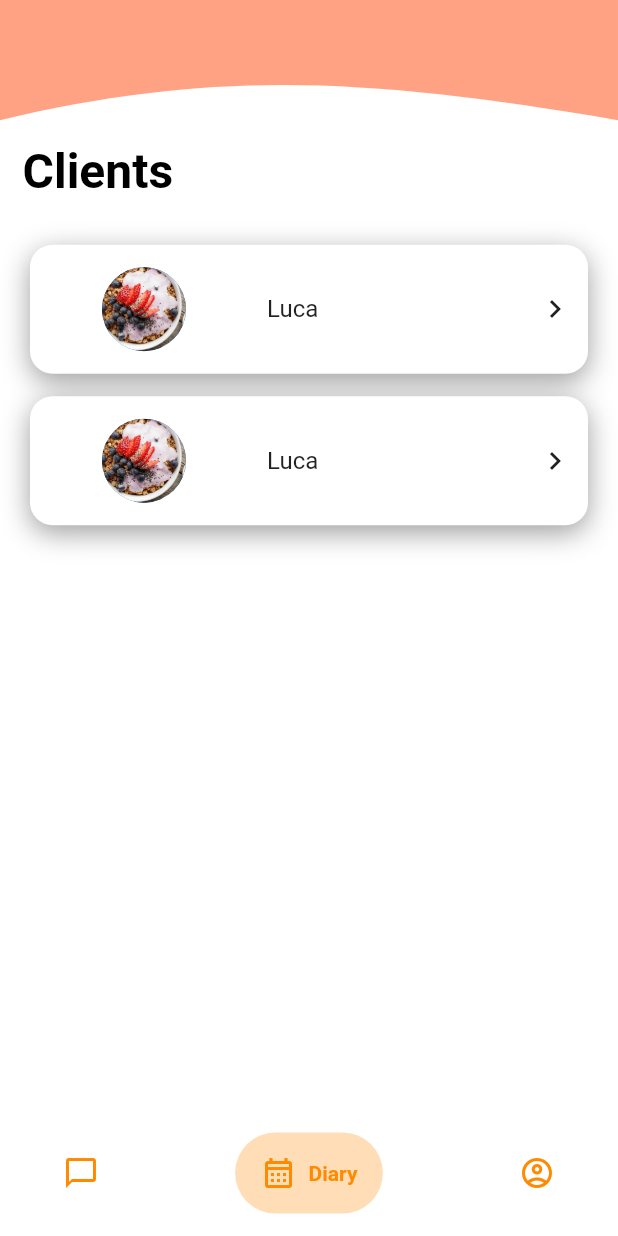
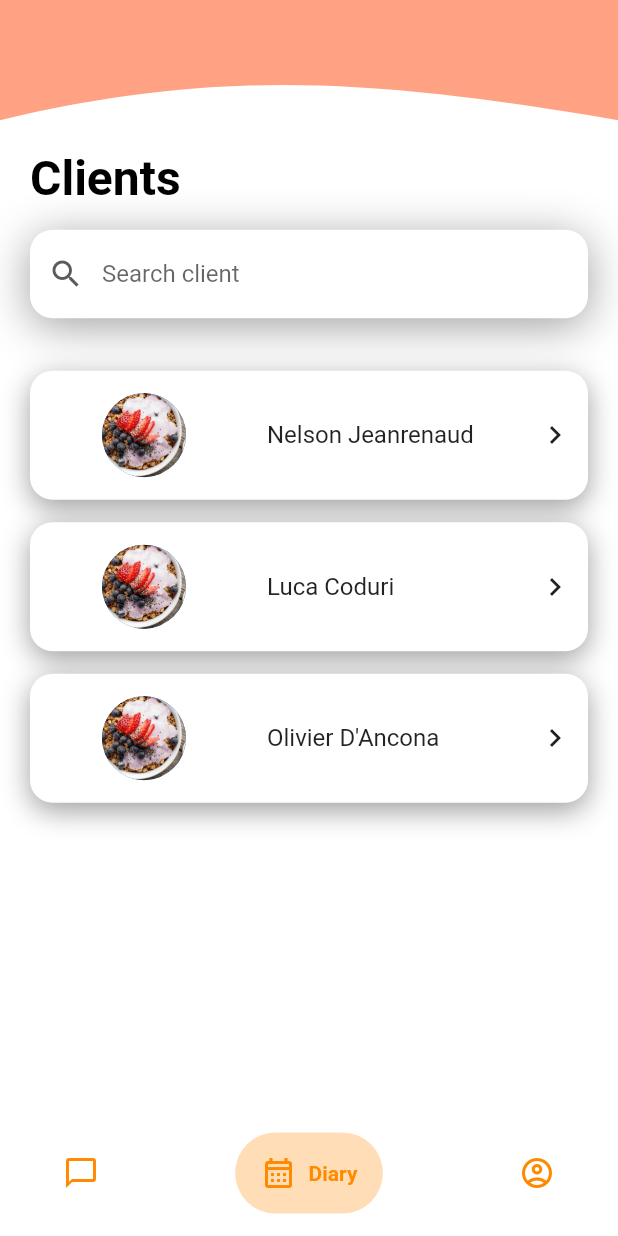
Before and after one commit to les-crepes/CAREOT_APP, a Flutter app: the HomeScreen screen opened by its route, item 2 of the bottom bar chosen, on a phone screen of 412 x 824 dp. Run offline on Flutter 3.47's test engine with Material 2 defaults, Android fonts, the phone set to English and light mode, and no system bars; drawn by our look-alikes of google_nav_bar; our stand-ins replace auto_route, cloud_firestore, firebase_auth, firebase_core, firebase_storage, flutter_chat_types and 4 more; missing offline and left inert: cross_file_image, day_night_time_picker; accounts and stored records are empty; network calls fail.

Commit message:
Add search bar

```diff
--- a/lib/screens/client_list.dart
+++ b/lib/screens/client_list.dart
@@ -1,31 +1,38 @@
 import 'package:flutter/material.dart';
 import 'package:pdg_app/widgets/cards/arrow_pic_card.dart';
+import 'package:pdg_app/widgets/forms/main_text_field.dart';
 
 import '../model/client.dart';
 import '../widgets/client_list.dart/top_shape.dart';
 
-class ClientListScreen extends StatelessWidget {
+class ClientListScreen extends StatefulWidget {
   const ClientListScreen({Key? key}) : super(key: key);
 
   @override
-  Widget build(BuildContext context) {
-    return ClientList();
-  }
+  State<ClientListScreen> createState() => _ClientListScreenState();
 }
 
-class ClientList extends StatelessWidget {
-  final double _screenWidth;
+class _ClientListScreenState extends State<ClientListScreen> {
+  final TextEditingController _searchController = TextEditingController();
 
-  ClientList({
-    screenWidth = 0.0,
-    Key? key,
-  })  : _screenWidth = screenWidth,
-        super(key: key);
-
-  final List<Client> clients = [
+  final List<Client> _clients = [
     Client(
       firstName: "Nelson",
       lastName: "Jeanrenaud",
+      birthDate: DateTime(2001, 09, 01),
+      insurance: "8979279728973912",
+      phoneNumber: "0798746756",
+    ),
+    Client(
+      firstName: "Luca",
+      lastName: "Coduri",
+      birthDate: DateTime(2001, 09, 01),
+      insurance: "8979279728973912",
+      phoneNumber: "0798746756",
+    ),
+    Client(
+      firstName: "Olivier",
+      lastName: "D'Ancona",
       birthDate: DateTime(2001, 09, 01),
       insurance: "8979279728973912",
       phoneNumber: "0798746756",
@@ -34,8 +41,69 @@ class ClientList extends StatelessWidget {
 
   @override
   Widget build(BuildContext context) {
-    final width =
-        _screenWidth == 0 ? MediaQuery.of(context).size.width : _screenWidth;
+    return ClientList(
+      searchController: _searchController,
+      clients: _clients,
+    );
+  }
+}
+
+class ClientList extends StatefulWidget {
+  final double _screenWidth;
+  final TextEditingController _searchController;
+  final List<Client> _clients;
+
+  const ClientList({
+    screenWidth = 0.0,
+    required searchController,
+    required clients,
+    Key? key,
+  })  : _screenWidth = screenWidth,
+        _searchController = searchController,
+        _clients = clients,
+        super(key: key);
+
+  @override
+  State<ClientList> createState() => _ClientListState();
+}
+
+class _ClientListState extends State<ClientList> {
+  late List<Client> filteredClients;
+  late String query;
+
+  @override
+  void initState() {
+    filteredClients = widget._clients;
+    query = "";
+
+    widget._searchController.addListener(() {
+      filteredClients = [];
+      query = widget._searchController.text;
+      for (Client client in widget._clients) {
+        if ("${client.firstName} ${client.lastName}"
+            .trim()
+            .toLowerCase()
+            .contains(query.toLowerCase().trim())) {
+          filteredClients.add(client);
+        }
+      }
+
+      setState(() {});
+    });
+    super.initState();
+  }
+
+  @override
+  void dispose() {
+    widget._searchController.removeListener(() {});
+    super.dispose();
+  }
+
+  @override
+  Widget build(BuildContext context) {
+    final width = widget._screenWidth == 0
+        ? MediaQuery.of(context).size.width
+        : widget._screenWidth;
 
     final height = (width * 0.19444444444444445).toDouble();
 
@@ -47,8 +115,10 @@ class ClientList extends StatelessWidget {
           painter: ClientListTopShape(),
         ),
         Padding(
-          padding: const EdgeInsets.all(15.0),
-          child: Align(
+          padding: const EdgeInsets.all(20.0),
+          child: Column(
+            children: [
+              Align(
                 alignment: Alignment.centerLeft,
                 child: Text(
                   "Clients",
@@ -58,8 +128,16 @@ class ClientList extends StatelessWidget {
                       .copyWith(color: Colors.black),
                 ),
               ),
+              const SizedBox(height: 15),
+              MainTextField(
+                name: "Search client",
+                icon: const Icon(Icons.search),
+                controller: widget._searchController,
+              )
+            ],
           ),
-        ScrollableClientList(clients: clients)
+        ),
+        ScrollableClientList(clients: filteredClients)
       ],
     );
   }
@@ -79,10 +157,11 @@ class ScrollableClientList extends StatelessWidget {
     return Expanded(
       child: ListView.separated(
           padding: const EdgeInsets.symmetric(vertical: 15, horizontal: 20),
-          itemBuilder: ((context, index) =>
-              const ArrowPicCard(title: Text("Luca"))),
+          itemBuilder: ((context, index) => ArrowPicCard(
+              title: Text(
+                  "${_clients[index].firstName} ${_clients[index].lastName}"))),
           separatorBuilder: ((context, index) => const SizedBox(height: 15)),
-          itemCount: 2),
+          itemCount: _clients.length),
     );
   }
 }
```
Lines whose indentation alone changed are shown as unchanged.
